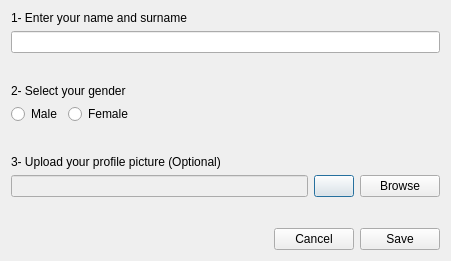
Old version of the form src/app/AddEditProfileDialog.ui in the repository KadirEmreAVCI/MasterTennisApp.
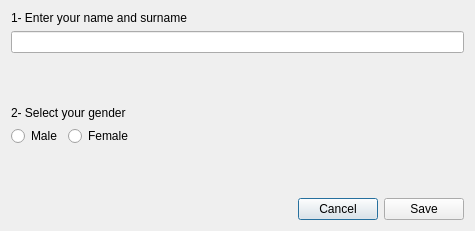
New version of the form. Custom widgets are drawn as their Qt base class.

Commit message: ProfilePictureWidget has been added to AddEditProfileDialog.

```diff
--- a/src/app/AddEditProfileDialog.ui
+++ b/src/app/AddEditProfileDialog.ui
@@ -6,8 +6,8 @@
    <rect>
     <x>0</x>
     <y>0</y>
-    <width>451</width>
-    <height>261</height>
+    <width>475</width>
+    <height>231</height>
    </rect>
   </property>
   <property name="windowTitle">
@@ -15,8 +15,6 @@
   </property>
   <layout class="QGridLayout" name="gridLayout">
    <item row="0" column="0">
-    <layout class="QVBoxLayout" name="verticalLayout_4">
-     <item>
       <layout class="QVBoxLayout" name="verticalLayout">
        <item>
         <widget class="QLabel" name="label">
@@ -35,13 +33,11 @@
          </property>
          <property name="sizeHint" stdset="0">
           <size>
-           <width>20</width>
-           <height>40</height>
+         <width>426</width>
+         <height>13</height>
           </size>
          </property>
         </spacer>
-       </item>
-      </layout>
      </item>
      <item>
       <layout class="QVBoxLayout" name="verticalLayout_2">
@@ -99,53 +95,7 @@
       </layout>
      </item>
      <item>
-      <layout class="QVBoxLayout" name="verticalLayout_3">
-       <item>
-        <widget class="QLabel" name="label_3">
-         <property name="text">
-          <string>3- Upload your profile picture (Optional)</string>
-         </property>
-        </widget>
-       </item>
-       <item>
-        <layout class="QHBoxLayout" name="horizontalLayout_2">
-         <item>
-          <widget class="QLineEdit" name="lineEdit_PPAddr">
-           <property name="enabled">
-            <bool>false</bool>
-           </property>
-          </widget>
-         </item>
-         <item>
-          <widget class="QPushButton" name="DefaultPPButton">
-           <property name="text">
-            <string/>
-           </property>
-          </widget>
-         </item>
-         <item>
-          <widget class="QPushButton" name="BrowseButton">
-           <property name="text">
-            <string>Browse</string>
-           </property>
-          </widget>
-         </item>
-        </layout>
-       </item>
-       <item>
-        <spacer name="verticalSpacer">
-         <property name="orientation">
-          <enum>Qt::Orientation::Vertical</enum>
-         </property>
-         <property name="sizeHint" stdset="0">
-          <size>
-           <width>20</width>
-           <height>40</height>
-          </size>
-         </property>
-        </spacer>
-       </item>
-      </layout>
+      <widget class="ProfilePictureWidget" name="ProfilePicWidget" native="true"/>
      </item>
      <item>
       <layout class="QHBoxLayout" name="horizontalLayout_3">
@@ -183,6 +133,14 @@
   </layout>
  </widget>
  <layoutdefault spacing="6" margin="11"/>
+ <customwidgets>
+  <customwidget>
+   <class>ProfilePictureWidget</class>
+   <extends>QWidget</extends>
+   <header>ProfilePictureWidget.h</header>
+   <container>1</container>
+  </customwidget>
+ </customwidgets>
  <resources/>
  <connections/>
 </ui>
```
Lines whose indentation alone changed are shown as unchanged. The commit also changes 21 other files.
